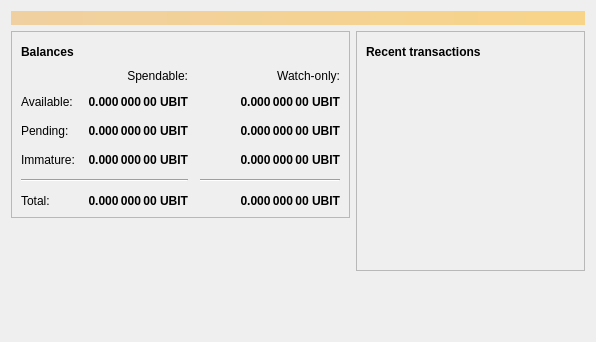
Before: the Qt Designer form src/qt/forms/overviewpage.ui in UbiState/ubicoin, drawn with Qt 5.
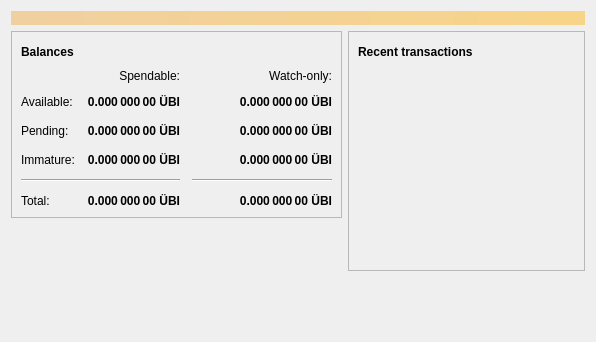
After: the same form once the commit is applied. Icons and pictures are not drawn.

```diff
--- a/src/qt/forms/overviewpage.ui
+++ b/src/qt/forms/overviewpage.ui
@@ -129,7 +129,7 @@
                <string>Unconfirmed transactions to watch-only addresses</string>
               </property>
               <property name="text">
-               <string notr="true">0.000 000 00 UBIT</string>
+               <string notr="true">0.000 000 00 ÜBI</string>
               </property>
               <property name="alignment">
                <set>Qt::AlignRight|Qt::AlignTrailing|Qt::AlignVCenter</set>
@@ -154,7 +154,7 @@
                <string>Total of transactions that have yet to be confirmed, and do not yet count toward the spendable balance</string>
               </property>
               <property name="text">
-               <string notr="true">0.000 000 00 UBIT</string>
+               <string notr="true">0.000 000 00 ÜBI</string>
               </property>
               <property name="alignment">
                <set>Qt::AlignRight|Qt::AlignTrailing|Qt::AlignVCenter</set>
@@ -179,7 +179,7 @@
                <string>Mined balance in watch-only addresses that has not yet matured</string>
               </property>
               <property name="text">
-               <string notr="true">0.000 000 00 UBIT</string>
+               <string notr="true">0.000 000 00 ÜBI</string>
               </property>
               <property name="alignment">
                <set>Qt::AlignRight|Qt::AlignTrailing|Qt::AlignVCenter</set>
@@ -237,7 +237,7 @@
                <string>Mined balance that has not yet matured</string>
               </property>
               <property name="text">
-               <string notr="true">0.000 000 00 UBIT</string>
+               <string notr="true">0.000 000 00 ÜBI</string>
               </property>
               <property name="alignment">
                <set>Qt::AlignRight|Qt::AlignTrailing|Qt::AlignVCenter</set>
@@ -282,7 +282,7 @@
                <string>Your current total balance</string>
               </property>
               <property name="text">
-               <string notr="true">0.000 000 00 UBIT</string>
+               <string notr="true">0.000 000 00 ÜBI</string>
               </property>
               <property name="alignment">
                <set>Qt::AlignRight|Qt::AlignTrailing|Qt::AlignVCenter</set>
@@ -307,7 +307,7 @@
                <string>Current total balance in watch-only addresses</string>
               </property>
               <property name="text">
-               <string notr="true">0.000 000 00 UBIT</string>
+               <string notr="true">0.000 000 00 ÜBI</string>
               </property>
               <property name="alignment">
                <set>Qt::AlignRight|Qt::AlignTrailing|Qt::AlignVCenter</set>
@@ -349,7 +349,7 @@
                <string>Your current spendable balance</string>
               </property>
               <property name="text">
-               <string notr="true">0.000 000 00 UBIT</string>
+               <string notr="true">0.000 000 00 ÜBI</string>
               </property>
               <property name="alignment">
                <set>Qt::AlignRight|Qt::AlignTrailing|Qt::AlignVCenter</set>
@@ -374,7 +374,7 @@
                <string>Your current balance in watch-only addresses</string>
               </property>
               <property name="text">
-               <string notr="true">0.000 000 00 UBIT</string>
+               <string notr="true">0.000 000 00 ÜBI</string>
               </property>
               <property name="alignment">
                <set>Qt::AlignRight|Qt::AlignTrailing|Qt::AlignVCenter</set>
```
Left out of the diff: 4 changed lines with no effect on the pictures.
